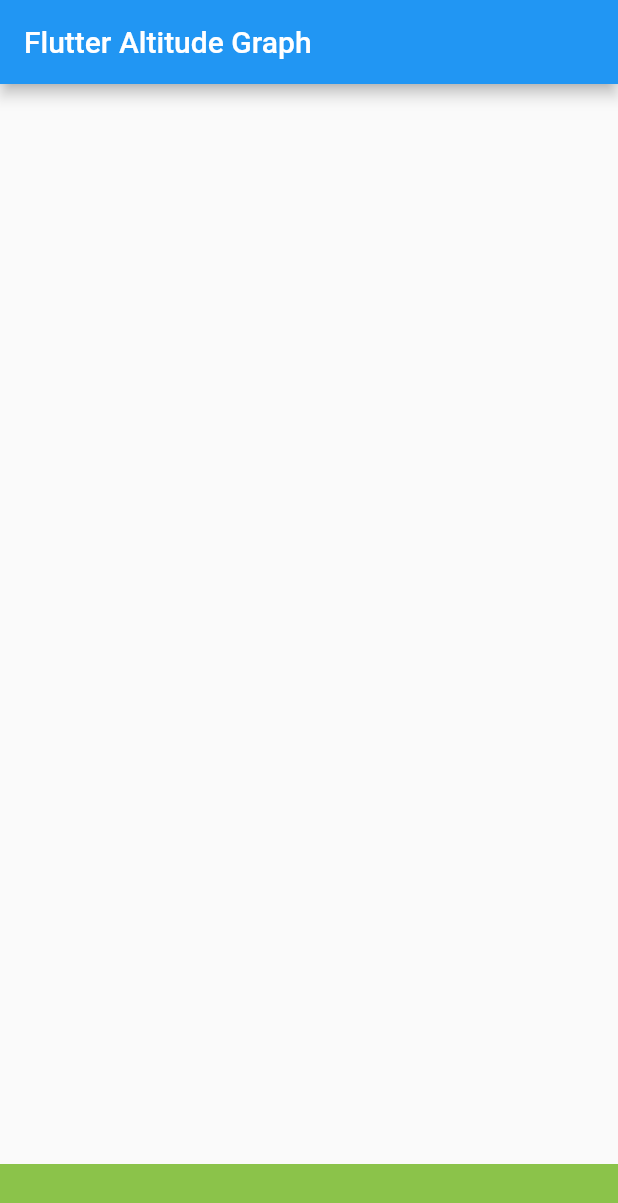
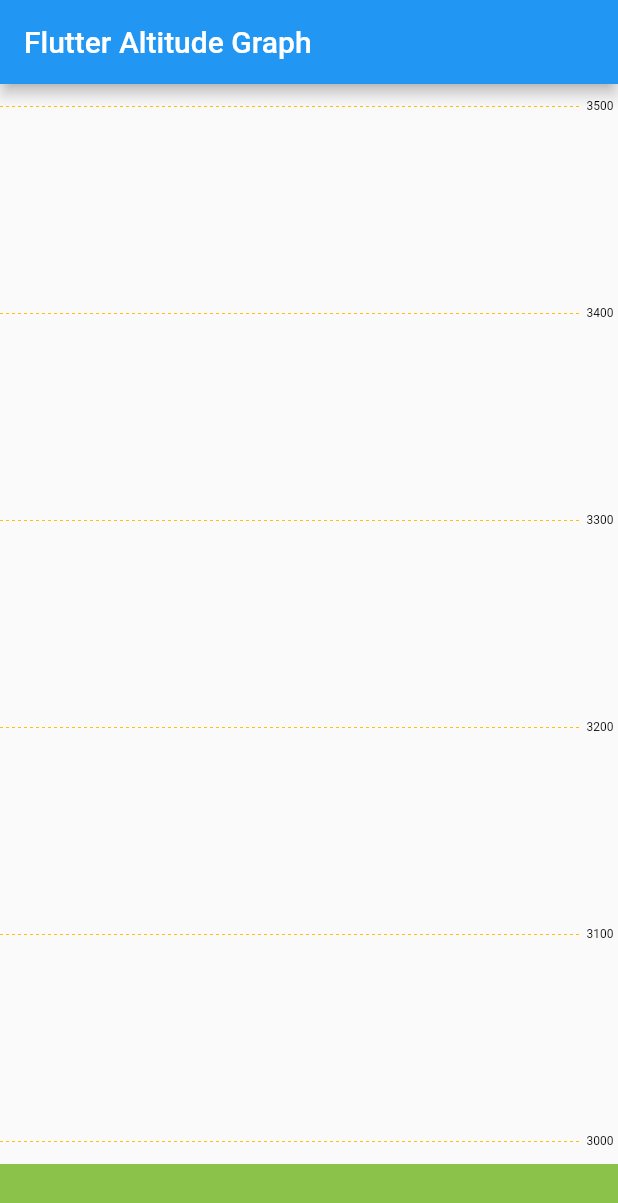
Before and after one commit to WosLovesLife/flutter_altitude_graph_tutorial, a Flutter app: the screen it shows after launch, on a phone screen of 412 x 824 dp. Shown: the top 1203 px of the screen. Run offline on Flutter 3.47's test engine with Material 2 defaults, Android fonts, the phone set to English and light mode, and no system bars.

Commit message:
4.1. 绘制纵轴背景

```diff
--- a/lib/altitude_graph.dart
+++ b/lib/altitude_graph.dart
@@ -215,7 +215,77 @@ class AltitudePainter extends CustomPainter {
           ..style = PaintingStyle.stroke;
 
   @override
-  void paint(Canvas canvas, Size size) {}
+  void paint(Canvas canvas, Size size) {
+    // 30 是给上下留出的距离, 这样竖轴的最顶端的字就不会被截断, 下方可以用来显示横轴的字
+    Size availableSize = Size(size.width, size.height - 30);
+
+    // 向下滚动15的距离给顶部留出空间
+    canvas.translate(0.0, 15.0);
+
+    // 绘制竖轴
+    _drawVerticalAxis(canvas, availableSize);
+  }
+
+  /// =========== 绘制纵轴部分
+
+  /// 绘制背景数轴
+  /// 根据最大高度和间隔值计算出需要把纵轴分成几段
+  void _drawVerticalAxis(Canvas canvas, Size size) {
+    var nodeCount = (_maxVerticalAxisValue - _minVerticalAxisValue) / _verticalAxisInterval;
+
+    var interval = size.height / nodeCount;
+
+    canvas.save();
+    for (int i = 0; i <= nodeCount; i++) {
+      var label = (_maxVerticalAxisValue - (_verticalAxisInterval * i)).toInt();
+      _drawVerticalAxisLine(canvas, size, label.toString(), i * interval);
+    }
+    canvas.restore();
+  }
+
+  /// 绘制数轴的一行
+  void _drawVerticalAxisLine(Canvas canvas, Size size, String text, double height) {
+    var tp = _newVerticalAxisTextPainter(text)..layout();
+
+    // 绘制虚线
+    // 虚线的宽度 = 可用宽度 - 文字宽度 - 文字宽度的左右边距
+    var dottedLineWidth = size.width - 25.0;
+    canvas.drawPath(_newDottedLine(dottedLineWidth, height, 2.0, 2.0), _levelLinePaint);
+
+    // 绘制虚线右边的Text
+    // Text的绘制起始点 = 可用宽度 - 文字宽度 - 左边距
+    var textLeft = size.width - tp.width - 3;
+    tp.paint(canvas, Offset(textLeft, height - tp.height / 2));
+  }
+
+  /// 生成虚线的Path
+  Path _newDottedLine(double width, double y, double cutWidth, double interval) {
+    var path = Path();
+    var d = width / (cutWidth + interval);
+    path.moveTo(0.0, y);
+    for (int i = 0; i < d; i++) {
+      path.relativeLineTo(cutWidth, 0.0);
+      path.relativeMoveTo(interval, 0.0);
+    }
+    return path;
+  }
+
+  TextPainter textPainter = TextPainter(
+    textDirection: TextDirection.ltr,
+    maxLines: 1,
+  );
+
+  /// 生成纵轴文字的TextPainter
+  TextPainter _newVerticalAxisTextPainter(String text) {
+    return textPainter
+      ..text = TextSpan(
+        text: text,
+        style: TextStyle(
+          color: axisTextColor,
+          fontSize: 8.0,
+        ),
+      );
+  }
 
   @override
   bool shouldRepaint(CustomPainter oldDelegate) {
```
